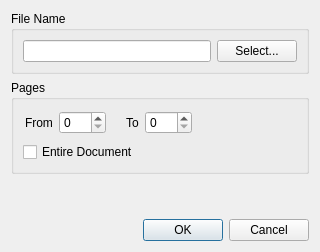
Above: src/popplerdialog.ui from andrei-b/YAGF before the change. Below: the same form after it.
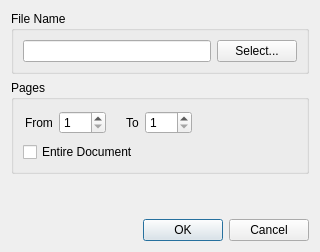
That is the form after the change. Icons and pictures are not drawn.

The edit to the form file:
```diff
--- a/src/popplerdialog.ui
+++ b/src/popplerdialog.ui
@@ -84,6 +84,9 @@
                   <verstretch>1</verstretch>
                  </sizepolicy>
                 </property>
+                <property name="minimum">
+                 <number>1</number>
+                </property>
                 <property name="maximum">
                  <number>999</number>
                 </property>
@@ -123,6 +126,9 @@
                   <verstretch>0</verstretch>
                  </sizepolicy>
                 </property>
+                <property name="minimum">
+                 <number>1</number>
+                </property>
                 <property name="maximum">
                  <number>999</number>
                 </property>
```
